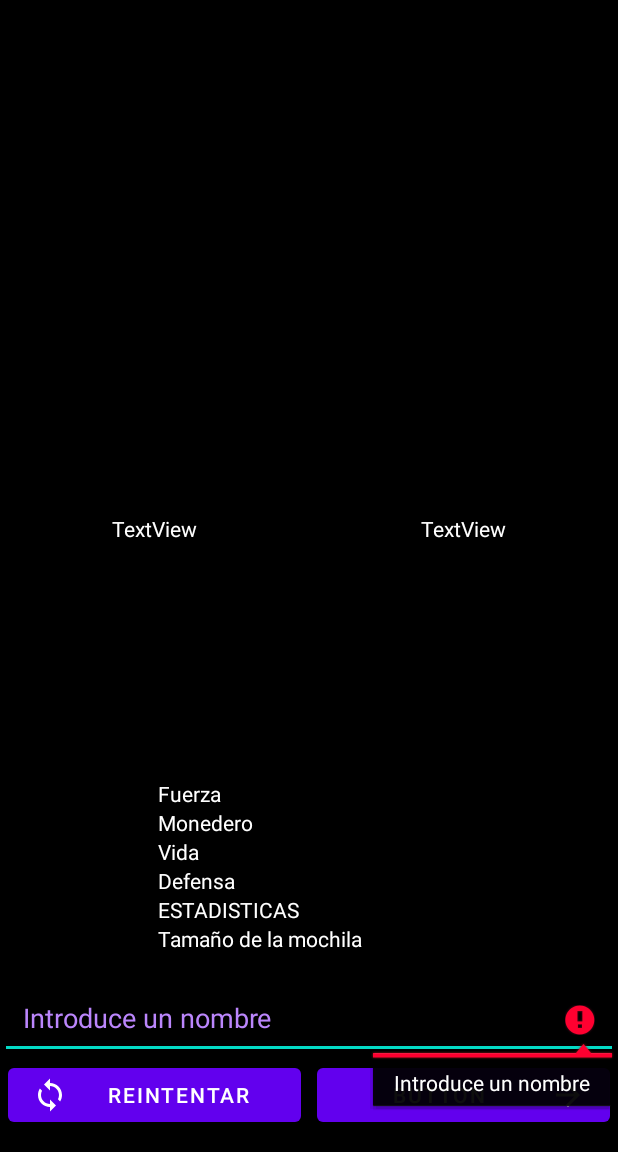
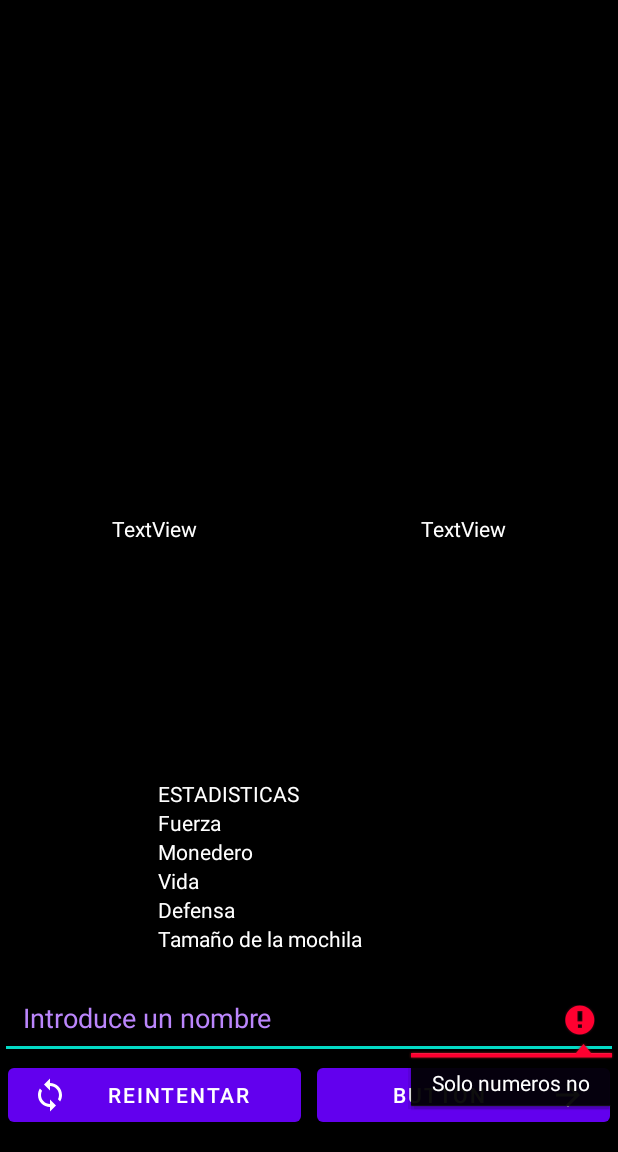
Before and after one commit to dani78w/Ejercicio9Recuperacionn, an Android app: the MainActivity5 screen opened directly, with no data from a screen before it, after a tap on "BUTTON", on a phone screen of 412 x 824 dp, the part 84-1236 px from its top. Run offline under Robolectric (Android 15) with nearby library versions, the phone set to English and light mode, and no system bars; 16 statements that could not run were skipped.

Commit message:
todo-Fixed

```diff
--- a/app/src/main/java/com/example/ejercicio9recuperacion/Ciudad.kt
+++ b/app/src/main/java/com/example/ejercicio9recuperacion/Ciudad.kt
@@ -5,13 +5,14 @@ import androidx.appcompat.app.AppCompatActivity
 import android.os.Bundle
 import android.widget.Button
 import android.widget.ImageButton
+import android.widget.ImageView
 
 class Ciudad : AppCompatActivity() {
     override fun onCreate(savedInstanceState: Bundle?) {
         super.onCreate(savedInstanceState)
         setContentView(R.layout.activity_ciudad)
 
-        var button: ImageButton = findViewById(R.id.imageButton4)
+        var button: ImageView = findViewById(R.id.dado)
         var pers = intent.getSerializableExtra("personaje") as Personaje
         pers.modoCiudad=true
 
--- a/app/src/main/java/com/example/ejercicio9recuperacion/MainActivity5.kt
+++ b/app/src/main/java/com/example/ejercicio9recuperacion/MainActivity5.kt
@@ -7,6 +7,7 @@ import android.widget.Button
 import android.widget.EditText
 import android.widget.ImageView
 import android.widget.TextView
+import androidx.core.text.isDigitsOnly
 import androidx.core.widget.doAfterTextChanged
 
 class MainActivity5 : AppCompatActivity() {
@@ -30,7 +31,7 @@ class MainActivity5 : AppCompatActivity() {
         } else if (pers.raza == "berserker") {
             imagen1.setImageResource(R.drawable.berserk)
         }
-        textView.text=pers.raza.uppercase()
+        textView.text = pers.raza.uppercase()
 
         if (pers.clase == "Humano") {
             imagen2.setImageResource(R.drawable.humano)
@@ -45,32 +46,34 @@ class MainActivity5 : AppCompatActivity() {
             imagen2.setImageResource(R.drawable.gobling)
             pers.imgSelected = 3
         }
-        textView2.text=pers.clase.uppercase()
+        textView2.text = pers.clase.uppercase()
 
         var textView4 = findViewById<TextView>(R.id.textView6)
         var textView5 = findViewById<TextView>(R.id.textView7)
         var textView6 = findViewById<TextView>(R.id.textView8)
         var textView7 = findViewById<TextView>(R.id.textView9)
+        var textView10= findViewById<TextView>(R.id.textView10)
 
-        textView4.text="Fuerza : "+pers.fuerza.toString()
-        textView5.text="Defensa : "+pers.defensa.toString()
-        textView6.text="Tamaño de la mochila: "+pers.tamMochila.toString()
-        textView7.text="Vida : "+pers.vida.toString()
+        textView4.text = "Fuerza : " + pers.fuerza.toString()
+        textView5.text = "Defensa : " + pers.defensa.toString()
+        textView10.text = "Monedero: "+pers.monedero.toString()
+        textView6.text = "Tamaño de la mochila: " + pers.tamMochila.toString()
+        textView7.text = "Vida : " + pers.vida.toString()
 
         var button: Button = findViewById(R.id.button)
         var button2: Button = findViewById(R.id.button2)
 
-        var editText : EditText = findViewById(R.id.editTextTextPersonName2)
+        var editText: EditText = findViewById(R.id.editTextTextPersonName2)
 
-        editText.doAfterTextChanged{
-            pers.nombre=editText.text.toString()
+        editText.doAfterTextChanged {
+            pers.nombre = editText.text.toString()
         }
 
         button.setOnClickListener {
-
-            if(editText.text.toString().isEmpty()){
+                if (editText.text.isDigitsOnly()) { editText.setError("Solo numeros no")}
+                else if (editText.text.toString().isEmpty()) {
                     editText.setError("Introduce un nombre")
-            }else{
+                } else {
 
                     val intent = Intent(this, MainActivity6::class.java)
                     intent.putExtra("personaje", pers)
--- a/app/src/main/res/layout/activity_main5.xml
+++ b/app/src/main/res/layout/activity_main5.xml
@@ -93,6 +93,14 @@
                     android:orientation="vertical" >
 
                     <TextView
+                        android:id="@+id/textView5"
+                        android:layout_width="match_parent"
+                        android:layout_height="wrap_content"
+                        android:paddingLeft="90dp"
+                        android:text="ESTADISTICAS"
+                        android:textColor="#FFFFFF" />
+
+                    <TextView
                         android:id="@+id/textView6"
                         android:layout_width="match_parent"
                         android:layout_height="wrap_content"
@@ -122,14 +130,6 @@
                         android:layout_height="wrap_content"
                         android:paddingLeft="90dp"
                         android:text="Defensa"
-                        android:textColor="#FFFFFF" />
-
-                    <TextView
-                        android:id="@+id/textView5"
-                        android:layout_width="match_parent"
-                        android:layout_height="wrap_content"
-                        android:paddingLeft="90dp"
-                        android:text="ESTADISTICAS"
                         android:textColor="#FFFFFF" />
 
                     <TextView
```
Also changed, not shown: app/src/main/res/layout/activity_enemigo.xml (+0 -9 lines). Lines whose indentation alone changed are shown as unchanged.
